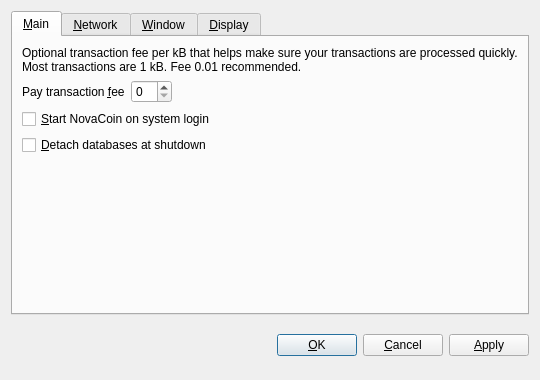
zombo/dotcoin-src, file src/qt/forms/optionsdialog.ui: the form before one commit.
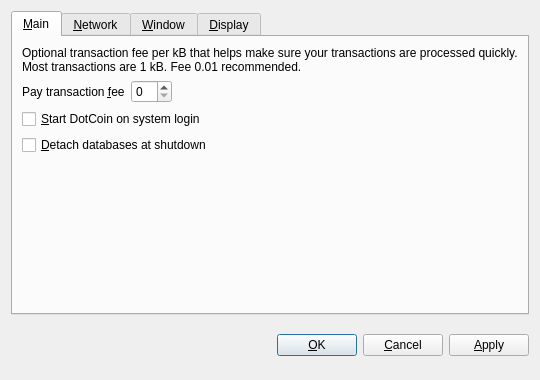
The form after the commit. Custom widgets are drawn as their Qt base class.

```diff
--- a/src/qt/forms/optionsdialog.ui
+++ b/src/qt/forms/optionsdialog.ui
@@ -82,7 +82,7 @@
           <string>Automatically start NovaCoin after logging in to the system.</string>
          </property>
          <property name="text">
-          <string>&amp;Start NovaCoin on system login</string>
+          <string>&amp;Start DotCoin on system login</string>
          </property>
         </widget>
        </item>
```
Left out of the diff: 10 changed lines with no effect on the pictures.
